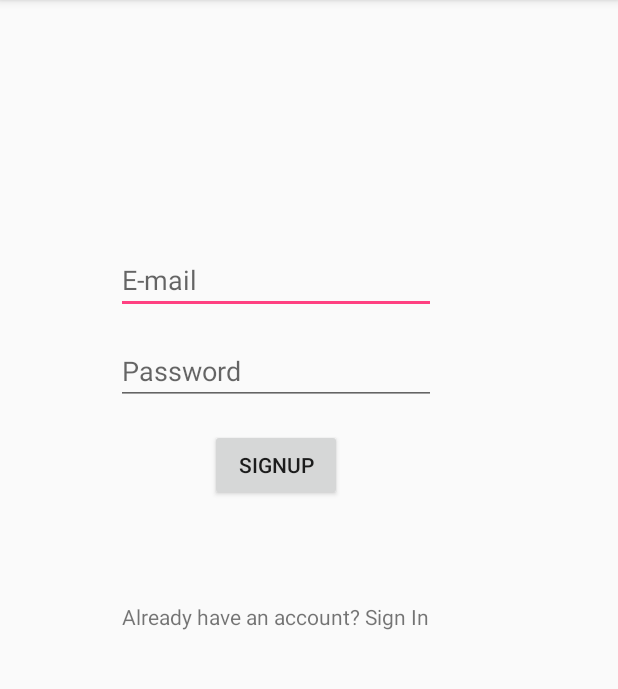
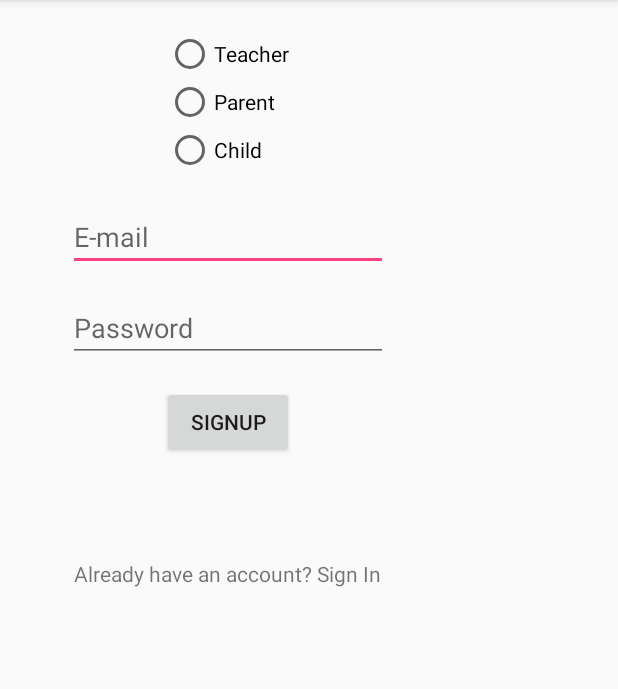
Before and after one commit to Ioana-Sofia-Lazar/EdFocus, an Android app: the screen it shows after launch (SignUpActivity), after a tap on "SIGNUP", on a phone screen of 412 x 824 dp, the part 84-773 px from its top. Run offline under Robolectric (Android 15) with nearby library versions, the phone set to English and light mode, and no system bars; our stand-ins replace Firebase (no records; nobody signed in at launch, a user with empty details on screens opened directly).

Commit message:
- Sign Up as Teacher, Parent or Child - created GlobalApp class which contains the connection to the database, common for all Activities - after Signing In, the user is redirected to the corresponding type of profile (for Teacher, Parent or Child)

```diff
--- a/app/build.gradle
+++ b/app/build.gradle
@@ -20,14 +20,16 @@ android {
 }
 
 dependencies {
-    compile fileTree(dir: 'libs', include: ['*.jar'])
+    compile fileTree(include: ['*.jar'], dir: 'libs')
     androidTestCompile('com.android.support.test.espresso:espresso-core:2.2.2', {
         exclude group: 'com.android.support', module: 'support-annotations'
     })
     compile 'com.android.support:appcompat-v7:25.2.0'
     compile 'com.android.support.constraint:constraint-layout:1.0.2'
+    compile 'com.google.firebase:firebase-core:9.4.0'
     compile 'com.google.firebase:firebase-auth:9.4.0'
     compile 'com.google.firebase:firebase-database:9.4.0'
+    compile 'com.google.firebase:firebase-messaging:9.4.0'
     testCompile 'junit:junit:4.12'
 }
 
--- a/app/src/main/AndroidManifest.xml
+++ b/app/src/main/AndroidManifest.xml
@@ -5,6 +5,7 @@
     <uses-permission android:name="android.permission.INTERNET" />
 
     <application
+        android:name=".GlobalApp"
         android:allowBackup="true"
         android:icon="@mipmap/ic_launcher"
         android:label="@string/app_name"
@@ -18,7 +19,10 @@
                 <category android:name="android.intent.category.LAUNCHER" />
             </intent-filter>
         </activity>
-        <activity android:name=".SignInActivity"></activity>
+        <activity android:name=".SignInActivity" />
+        <activity android:name=".teacher.ProfileActivity" />
+        <activity android:name=".parent.ProfileActivity" />
+        <activity android:name=".child.ProfileActivity"></activity>
     </application>
 
 </manifest>
--- /dev/null
+++ b/app/src/main/java/com/ioanap/classbook/GlobalApp.java
@@ -0,0 +1,76 @@
+package com.ioanap.classbook;
+
+import android.app.Application;
+import android.content.ComponentName;
+import android.content.Intent;
+import android.util.Log;
+
+import com.google.firebase.auth.FirebaseAuth;
+import com.google.firebase.auth.FirebaseUser;
+import com.google.firebase.database.DataSnapshot;
+import com.google.firebase.database.DatabaseError;
+import com.google.firebase.database.DatabaseReference;
+import com.google.firebase.database.FirebaseDatabase;
+import com.google.firebase.database.ValueEventListener;
+import com.ioanap.classbook.model.User;
+
+public class GlobalApp extends Application {
+
+    private static GlobalApp singleton;
+
+    static FirebaseAuth firebaseAuth;
+    static DatabaseReference mRootRef;
+    static DatabaseReference mUserRef;
+
+    public static GlobalApp getInstance() {
+        return singleton;
+    }
+
+    /**
+     * Redirect User according to its type: Teacher, Parent or Child.
+     */
+    public void userRedirect() {
+        FirebaseUser currentUser = firebaseAuth.getCurrentUser();
+
+        mUserRef.child(currentUser.getUid()).addListenerForSingleValueEvent(
+                new ValueEventListener() {
+                    @Override
+                    public void onDataChange(DataSnapshot dataSnapshot) {
+                        User user = dataSnapshot.getValue(User.class);
+                        String userType = user.getUserType();
+
+                        Intent intent;
+
+                        if (userType.equals("teacher")) {
+                            intent = new Intent(getApplicationContext(), com.ioanap.classbook.teacher.ProfileActivity.class);
+                            startActivity(intent);
+                        } else if (userType.equals("parent")) {
+                            intent = new Intent(getApplicationContext(), com.ioanap.classbook.parent.ProfileActivity.class);
+                            startActivity(intent);
+                        } else {
+                            intent = new Intent(getApplicationContext(), com.ioanap.classbook.child.ProfileActivity.class);
+                            startActivity(intent);
+                        }
+
+                        Log.i("redirecting as", userType);
+                    }
+
+                    @Override
+                    public void onCancelled(DatabaseError databaseError) {
+                        Log.i("error", "failed to redirect user");
+                    }
+                });
+
+    }
+
+    @Override
+    public void onCreate() {
+        super.onCreate();
+
+        firebaseAuth = FirebaseAuth.getInstance();
+        mRootRef = FirebaseDatabase.getInstance().getReference();
+        mUserRef = mRootRef.child("users");
+
+        singleton = this;
+    }
+}
--- a/app/src/main/java/com/ioanap/classbook/SignUpActivity.java
+++ b/app/src/main/java/com/ioanap/classbook/SignUpActivity.java
@@ -6,9 +6,11 @@ import android.support.annotation.NonNull;
 import android.support.v7.app.AppCompatActivity;
 import android.os.Bundle;
 import android.text.TextUtils;
+import android.util.Log;
 import android.view.View;
 import android.widget.Button;
 import android.widget.EditText;
+import android.widget.RadioGroup;
 import android.widget.TextView;
 import android.widget.Toast;
 
@@ -16,8 +18,18 @@ import com.google.android.gms.tasks.OnCompleteListener;
 import com.google.android.gms.tasks.Task;
 import com.google.firebase.auth.AuthResult;
 import com.google.firebase.auth.FirebaseAuth;
+import com.google.firebase.auth.FirebaseUser;
+import com.google.firebase.database.DataSnapshot;
+import com.google.firebase.database.DatabaseError;
+import com.google.firebase.database.DatabaseReference;
+import com.google.firebase.database.FirebaseDatabase;
+import com.google.firebase.database.Query;
+import com.google.firebase.database.ValueEventListener;
+import com.ioanap.classbook.model.User;
 
 public class SignUpActivity extends AppCompatActivity implements View.OnClickListener {
+
+    private GlobalApp GLOBAL = GlobalApp.getInstance();
 
     private Button signUpButton;
     private EditText emailEditText;
@@ -26,14 +38,9 @@ public class SignUpActivity extends AppCompatActivity implements View.OnClickLis
 
     private ProgressDialog progressDialog;
 
-    private FirebaseAuth firebaseAuth;
+    private String selectedUserType;
 
-    /**
-     * Redirect User according to its type: Teacher, Parent or Child.
-     */
-    public static void userRedirect() {
-        // TODO
-    }
+
 
     private void signUp() {
         String email = emailEditText.getText().toString().trim();
@@ -49,13 +56,18 @@ public class SignUpActivity extends AppCompatActivity implements View.OnClickLis
         progressDialog.show();
 
         // register user
-        firebaseAuth.createUserWithEmailAndPassword(email, password)
+        GLOBAL.firebaseAuth.createUserWithEmailAndPassword(email, password)
                 .addOnCompleteListener(this, new OnCompleteListener<AuthResult>() {
                     @Override
                     public void onComplete(@NonNull Task<AuthResult> task) {
                         progressDialog.dismiss();
                         if (task.isSuccessful()) {
                             // user is successfully registered and logged in
+                            //set user type
+                            FirebaseUser currentUser = task.getResult().getUser();
+                            User user = new User(selectedUserType);
+                            GLOBAL.mUserRef.child(currentUser.getUid()).setValue(user);
+
                             Toast.makeText(SignUpActivity.this, "User registered", Toast.LENGTH_SHORT).show();
                         } else {
                             // toast error message
@@ -63,6 +75,7 @@ public class SignUpActivity extends AppCompatActivity implements View.OnClickLis
                         }
                     }
                 });
+
     }
 
     @Override
@@ -70,13 +83,32 @@ public class SignUpActivity extends AppCompatActivity implements View.OnClickLis
         super.onCreate(savedInstanceState);
         setContentView(R.layout.activity_signup);
 
-        firebaseAuth = FirebaseAuth.getInstance();
+        // if user is already logged in redirect to activity
+        if (GLOBAL.firebaseAuth.getCurrentUser() != null) {
+            finish();
+            GLOBAL.userRedirect();
+        }
 
-        // if user is already logged in redirect to activity
-        if (firebaseAuth.getCurrentUser() != null) {
-            finish();
-            userRedirect();
-        }
+        RadioGroup radioGroup = (RadioGroup) findViewById(R.id.userTypeRadioGroup);
+        radioGroup.setOnCheckedChangeListener(new RadioGroup.OnCheckedChangeListener()
+        {
+            @Override
+            public void onCheckedChanged(RadioGroup group, int checkedId)
+            {
+                switch(checkedId)
+                {
+                    case R.id.teacherRadioButton:
+                        selectedUserType = "teacher";
+                        break;
+                    case R.id.parentRadioButton:
+                        selectedUserType = "parent";
+                        break;
+                    case R.id.childRadioButton:
+                        selectedUserType = "child";
+                        break;
+                }
+            }
+        });
 
         progressDialog = new ProgressDialog(this);
 
@@ -87,7 +119,6 @@ public class SignUpActivity extends AppCompatActivity implements View.OnClickLis
 
         signUpButton.setOnClickListener(this);
         switchToSignInTextView.setOnClickListener(this);
-
 
     }
 
--- a/app/src/main/res/layout/activity_signup.xml
+++ b/app/src/main/res/layout/activity_signup.xml
@@ -7,10 +7,10 @@
     tools:context="com.ioanap.classbook.SignUpActivity">
 
     <RelativeLayout
-        android:layout_width="368dp"
-        android:layout_height="495dp"
-        tools:layout_editor_absoluteX="7dp"
-        tools:layout_editor_absoluteY="7dp">
+        android:layout_width="304dp"
+        android:layout_height="437dp"
+        tools:layout_editor_absoluteX="8dp"
+        tools:layout_editor_absoluteY="8dp">
 
         <EditText
             android:id="@+id/emailEditText"
@@ -51,6 +51,37 @@
             android:layout_centerHorizontal="true"
             android:layout_marginTop="67dp"
             android:text="Already have an account? Sign In" />
+
+        <RadioGroup
+            android:id="@+id/userTypeRadioGroup"
+            android:layout_width="wrap_content"
+            android:layout_height="wrap_content"
+            android:layout_alignParentTop="true"
+            android:layout_centerHorizontal="true"
+            android:layout_marginTop="20dp">
+
+            <RadioButton
+                android:id="@+id/teacherRadioButton"
+                android:layout_width="wrap_content"
+                android:layout_height="wrap_content"
+                android:layout_weight="1"
+                android:text="Teacher" />
+
+            <RadioButton
+                android:id="@+id/parentRadioButton"
+                android:layout_width="wrap_content"
+                android:layout_height="wrap_content"
+                android:layout_weight="1"
+                android:text="Parent" />
+
+            <RadioButton
+                android:id="@+id/childRadioButton"
+                android:layout_width="wrap_content"
+                android:layout_height="wrap_content"
+                android:layout_weight="1"
+                android:text="Child" />
+
+        </RadioGroup>
     </RelativeLayout>
 
 </android.support.constraint.ConstraintLayout>
```
Also changed, not shown: app/src/main/java/com/ioanap/classbook/SignInActivity.java (+6 -2 lines), app/src/main/java/com/ioanap/classbook/child/ProfileActivity.java (added, +15 -0 lines), app/src/main/java/com/ioanap/classbook/model/User.java (added, +39 -0 lines), app/src/main/java/com/ioanap/classbook/parent/ProfileActivity.java (added, +15 -0 lines), app/src/main/java/com/ioanap/classbook/teacher/ProfileActivity.java (added, +15 -0 lines), app/src/main/res/layout/activity_profile.xml (added, +21 -0 lines), app/src/main/res/layout/activity_profile2.xml (added, +9 -0 lines), app/src/main/res/layout/activity_profile3.xml (added, +9 -0 lines), app/src/main/res/layout/activity_signin.xml (+20 -22 lines).
